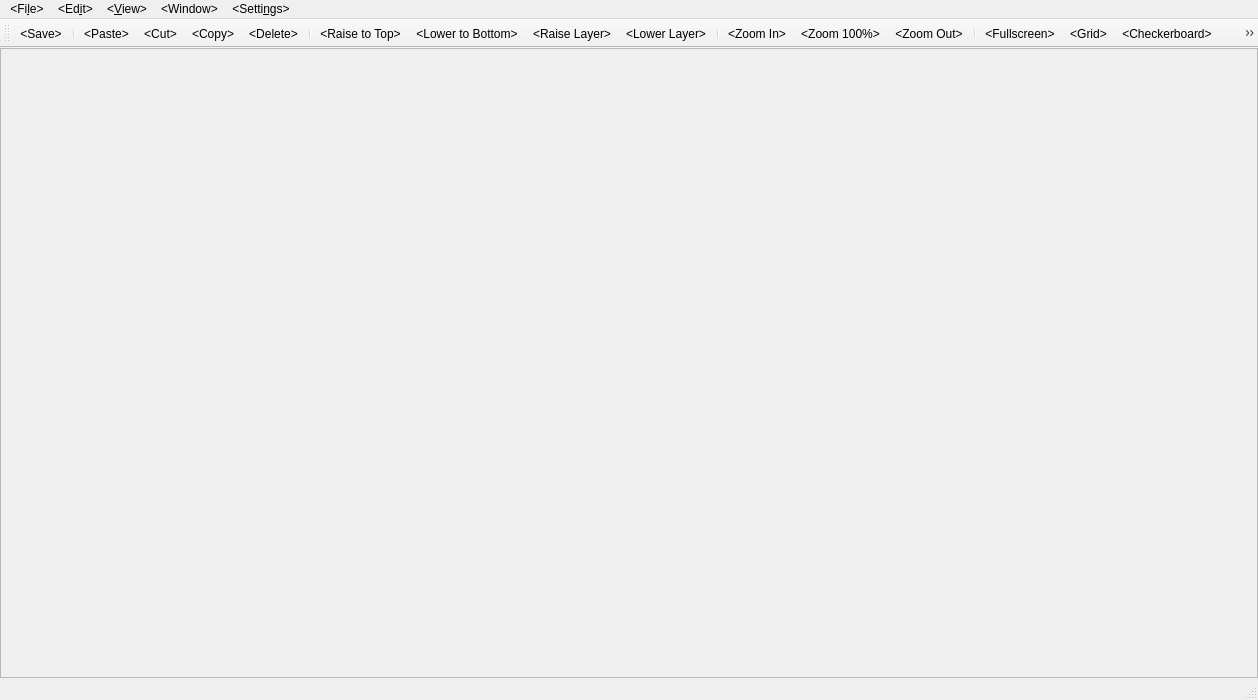
Old version of the form leveleditorwindow.ui in the repository ExplosBlue/CoinKiller.
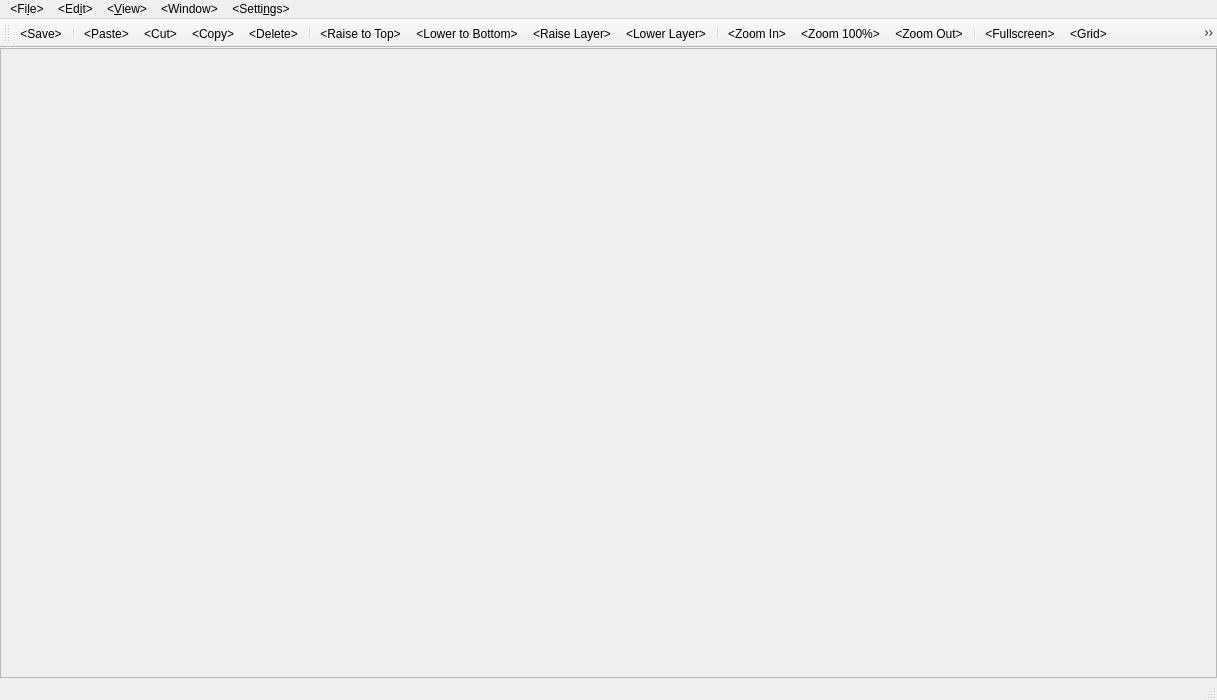
New version of the form.

```diff
--- a/leveleditorwindow.ui
+++ b/leveleditorwindow.ui
@@ -6,7 +6,7 @@
    <rect>
     <x>0</x>
     <y>0</y>
-    <width>1258</width>
+    <width>1217</width>
     <height>700</height>
    </rect>
   </property>
@@ -46,8 +46,8 @@
         <rect>
          <x>0</x>
          <y>0</y>
-         <width>1256</width>
-         <height>634</height>
+         <width>1215</width>
+         <height>631</height>
         </rect>
        </property>
       </widget>
@@ -60,8 +60,8 @@
     <rect>
      <x>0</x>
      <y>0</y>
-     <width>1258</width>
-     <height>21</height>
+     <width>1217</width>
+     <height>22</height>
     </rect>
    </property>
    <widget class="QMenu" name="menuFile">
```
